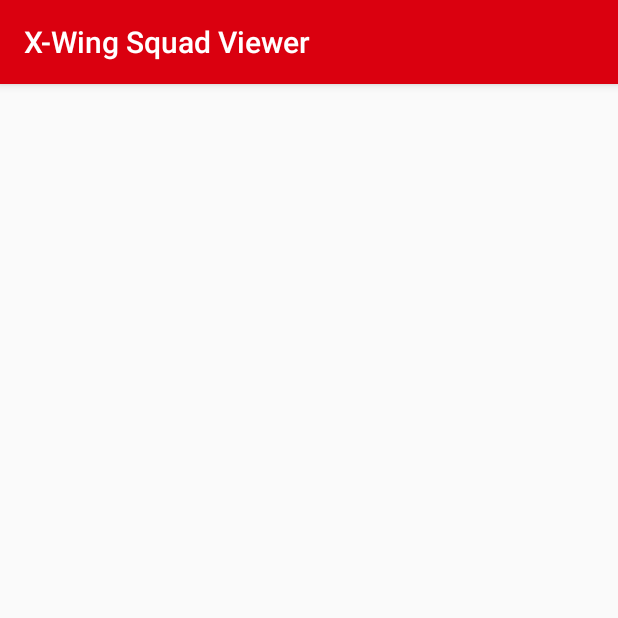
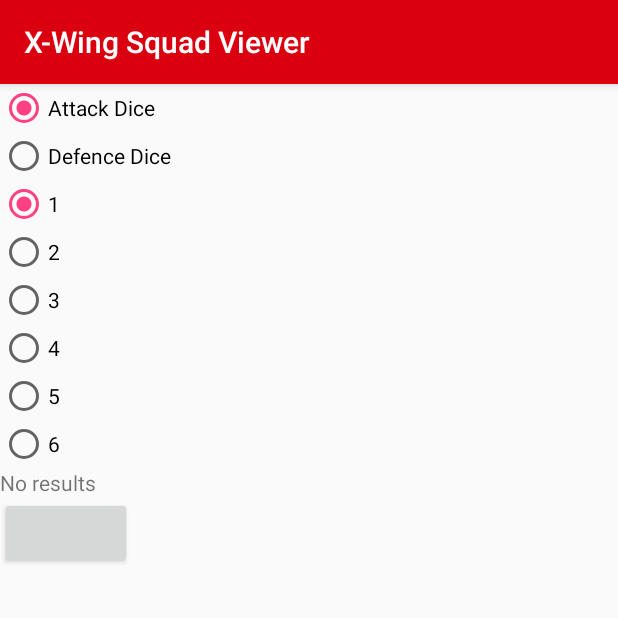
Before and after one commit to rcrichton87/project_2_android_xwing_squad_viewer, an Android app: the RollDiceActivity screen opened directly, with no data from a screen before it, on a phone screen of 412 x 824 dp, the top half of it. Run offline under Robolectric (Android 15) with nearby library versions, the phone set to English and light mode, and no system bars.

Commit message:
layout and onCreate setup for the dice roller page

```diff
--- a/app/src/main/java/com/codeclan/xwingsquadviewer/RollDiceActivity.java
+++ b/app/src/main/java/com/codeclan/xwingsquadviewer/RollDiceActivity.java
@@ -2,12 +2,61 @@
 
 import android.support.v7.app.AppCompatActivity;
 import android.os.Bundle;
+import android.widget.Button;
+import android.widget.RadioButton;
+import android.widget.RadioGroup;
+import android.widget.TextView;
 
 public class RollDiceActivity extends AppCompatActivity {
+
+    String rollResultString = "No results";
+
+    RadioGroup diceType;
+    RadioButton attackDiceButton;
+    RadioButton defenceDiceButton;
+
+    RadioGroup numberOfDice;
+    RadioButton oneDice;
+    RadioButton twoDice;
+    RadioButton threeDice;
+    RadioButton fourDice;
+    RadioButton fiveDice;
+    RadioButton sixDice;
+
+    TextView rollResults;
+
+    Button rollButton;
+
 
     @Override
     protected void onCreate(Bundle savedInstanceState) {
         super.onCreate(savedInstanceState);
         setContentView(R.layout.activity_roll_dice);
+
+        diceType = (RadioGroup) findViewById(R.id.dice_type);
+        attackDiceButton = (RadioButton) findViewById(R.id.attack_dice);
+        attackDiceButton.setChecked(true);
+        defenceDiceButton = (RadioButton) findViewById(R.id.defence_dice);
+        defenceDiceButton.setChecked(false);
+
+        numberOfDice = (RadioGroup) findViewById(R.id.number_of_dice);
+        oneDice = (RadioButton) findViewById(R.id.one_dice);
+        oneDice.setChecked(true);
+        twoDice = (RadioButton) findViewById(R.id.two_dice);
+        twoDice.setChecked(false);
+        threeDice = (RadioButton) findViewById(R.id.three_dice);
+        threeDice.setChecked(false);
+        fourDice = (RadioButton) findViewById(R.id.four_dice);
+        fourDice.setChecked(false);
+        fiveDice = (RadioButton) findViewById(R.id.five_dice);
+        fiveDice.setChecked(false);
+        sixDice = (RadioButton) findViewById(R.id.six_dice);
+        sixDice.setChecked(false);
+
+        rollResults = (TextView) findViewById(R.id.roll_results);
+        rollResults.setText(rollResultString);
+
+        rollButton = (Button) findViewById(R.id.roll_button);
+
     }
 }
--- a/app/src/main/res/layout/activity_roll_dice.xml
+++ b/app/src/main/res/layout/activity_roll_dice.xml
@@ -1,9 +1,69 @@
 <?xml version="1.0" encoding="utf-8"?>
-<android.support.constraint.ConstraintLayout xmlns:android="http://schemas.android.com/apk/res/android"
+<LinearLayout xmlns:android="http://schemas.android.com/apk/res/android"
+    android:orientation="vertical"
     xmlns:app="http://schemas.android.com/apk/res-auto"
     xmlns:tools="http://schemas.android.com/tools"
     android:layout_width="match_parent"
     android:layout_height="match_parent"
     tools:context="com.codeclan.xwingsquadviewer.RollDiceActivity">
 
-</android.support.constraint.ConstraintLayout>
+    <RadioGroup
+        android:id="@+id/dice_type"
+        android:layout_width="fill_parent"
+        android:layout_height="wrap_content"
+        android:orientation="vertical"
+        android:checkedButton="@+id/attack_dice">
+        <RadioButton android:id="@+id/attack_dice"
+            android:layout_width="wrap_content"
+            android:layout_height="wrap_content"
+            android:text="@string/attack_dice"/>
+        <RadioButton android:id="@+id/defence_dice"
+            android:layout_width="wrap_content"
+            android:layout_height="wrap_content"
+            android:text="@string/defence_dice"/>
+    </RadioGroup>
+
+    <RadioGroup
+        android:id="@+id/number_of_dice"
+        android:layout_width="fill_parent"
+        android:layout_height="wrap_content"
+        android:orientation="vertical"
+        android:checkedButton="@+id/one_dice">
+        <RadioButton android:id="@+id/one_dice"
+            android:layout_width="wrap_content"
+            android:layout_height="wrap_content"
+            android:text="@string/one"/>
+        <RadioButton android:id="@+id/two_dice"
+            android:layout_width="wrap_content"
+            android:layout_height="wrap_content"
+            android:text="@string/two"/>
+        <RadioButton android:id="@+id/three_dice"
+            android:layout_width="wrap_content"
+            android:layout_height="wrap_content"
+            android:text="@string/three"/>
+        <RadioButton android:id="@+id/four_dice"
+            android:layout_width="wrap_content"
+            android:layout_height="wrap_content"
+            android:text="@string/four"/>
+        <RadioButton android:id="@+id/five_dice"
+            android:layout_width="wrap_content"
+            android:layout_height="wrap_content"
+            android:text="@string/five"/>
+        <RadioButton android:id="@+id/six_dice"
+            android:layout_width="wrap_content"
+            android:layout_height="wrap_content"
+            android:text="@string/six"/>
+    </RadioGroup>
+
+    <TextView
+        android:id="@+id/roll_results"
+        android:layout_width="wrap_content"
+        android:layout_height="wrap_content" />
+
+    <Button
+        android:id="@+id/roll_button"
+        android:layout_width="wrap_content"
+        android:layout_height="wrap_content"
+        android:onClick="rollButtonClicked"/>
+
+</LinearLayout>
--- a/app/src/main/res/values/strings.xml
+++ b/app/src/main/res/values/strings.xml
@@ -15,4 +15,12 @@
     <string name="imperial_only">Only show Imperials</string>
     <string name="scum_only"><![CDATA[Only show Scum & Villany]]></string>
     <string name="roll_dice">Dice Roller</string>
+    <string name="attack_dice">Attack Dice</string>
+    <string name="defence_dice">Defence Dice</string>
+    <string name="one">1</string>
+    <string name="two">2</string>
+    <string name="three">3</string>
+    <string name="four">4</string>
+    <string name="five">5</string>
+    <string name="six">6</string>
 </resources>
```
